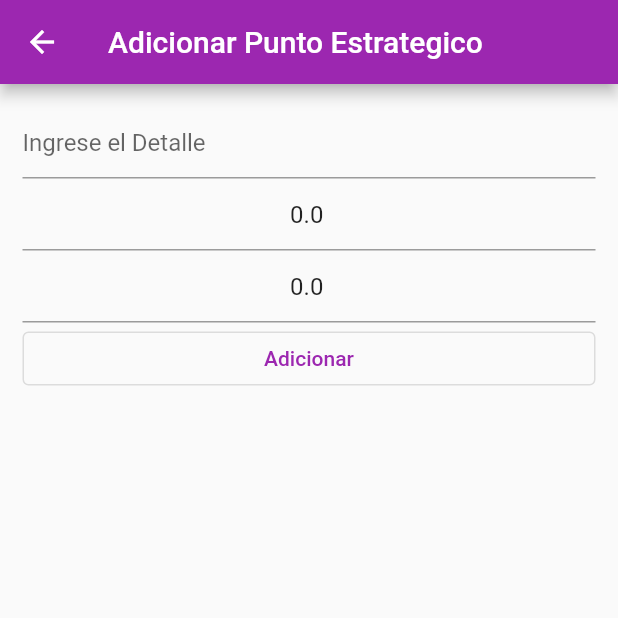
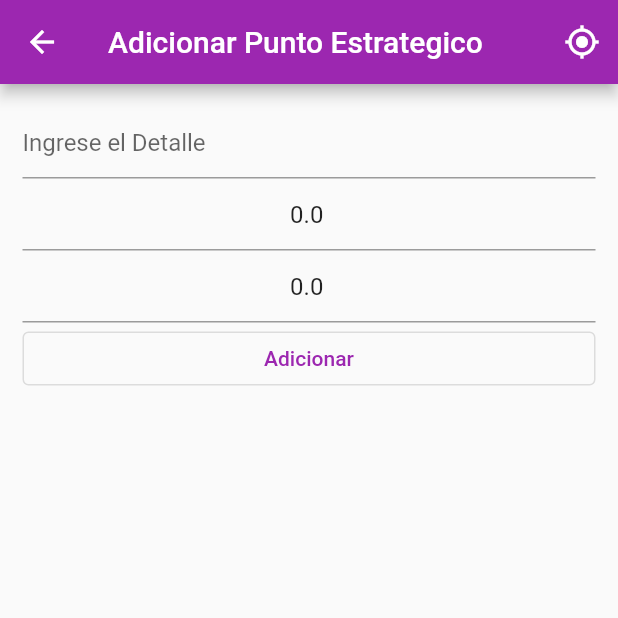
Before and after one commit to alexvacca25/crud_local, a Flutter app: the AddApunte screen opened by its route, after a tap on "Adicionar", on a phone screen of 412 x 824 dp, the top half of it. Run offline on Flutter 3.47's test engine with Material 2 defaults, Android fonts, the phone set to English and light mode, and no system bars; our stand-ins replace get, location, sqflite; accounts and stored records are empty.

Commit message:
Gestion GPS

```diff
--- a/lib/main.dart
+++ b/lib/main.dart
@@ -1,10 +1,12 @@
 import 'package:crud_local/domain/controller/controlapuntes.dart';
+import 'package:crud_local/domain/controller/controlgps.dart';
 import 'package:flutter/material.dart';
 import 'package:get/get.dart';
 
 import 'ui/app.dart';
 
 void main() {
+  Get.put(ControlGps());
   Get.put(ControlApuntes());
   runApp(const App());
 }
--- a/lib/ui/pages/add.dart
+++ b/lib/ui/pages/add.dart
@@ -1,4 +1,5 @@
 import 'package:crud_local/domain/controller/controlapuntes.dart';
+import 'package:crud_local/domain/controller/controlgps.dart';
 import 'package:flutter/material.dart';
 import 'package:get/get.dart';
 
@@ -11,6 +12,7 @@ class AddApunte extends StatefulWidget {
 
 class _AddApunteState extends State<AddApunte> {
   ControlApuntes ca = Get.find();
+  ControlGps cu = Get.find();
   TextEditingController detalle = TextEditingController();
   TextEditingController lat = TextEditingController(text: '0.0');
   TextEditingController lon = TextEditingController(text: '0.0');
@@ -20,6 +22,16 @@ class _AddApunteState extends State<AddApunte> {
     return Scaffold(
       appBar: AppBar(
         title: const Text('Adicionar Punto Estrategico'),
+        actions: [
+          IconButton(
+              onPressed: () {
+                cu.obtenerubicacion().then((value) {
+                  lon.text = cu.Lon;
+                  lat.text = cu.Lat;
+                });
+              },
+              icon: const Icon(Icons.gps_fixed))
+        ],
       ),
       body: Padding(
         padding: const EdgeInsets.all(15.0),
@@ -41,7 +53,9 @@ class _AddApunteState extends State<AddApunte> {
             ),
             OutlinedButton(
                 onPressed: () {
-                  ca.addApuntes(detalle.text, lon.text, lat.text);
+                  ca
+                      .addApuntes(detalle.text, lon.text, lat.text)
+                      .then((value) => ca.consultaGral());
                   detalle.clear();
                 },
                 child: const Text('Adicionar'))
--- a/lib/ui/pages/home.dart
+++ b/lib/ui/pages/home.dart
@@ -1,3 +1,4 @@
+import 'package:crud_local/domain/controller/controlapuntes.dart';
 import 'package:flutter/material.dart';
 import 'package:get/get.dart';
 
@@ -9,12 +10,31 @@ class Home extends StatefulWidget {
 }
 
 class _HomeState extends State<Home> {
+  ControlApuntes ca = Get.find();
   @override
   Widget build(BuildContext context) {
+    ca.consultaGral().then((value) => print(ca.listaDetalle));
+
     return Scaffold(
       appBar: AppBar(
         title: const Text('Gestion de Puntos Geograficos'),
       ),
+      body: Obx(() => ListView.builder(
+          itemCount: ca.listaDetalle?.length ?? 0,
+          itemBuilder: (context, i) {
+            return ListTile(
+              title: Text(ca.listaDetalle![i]['detalle']),
+              subtitle: Text(
+                  'Lon: ${ca.listaDetalle![i]['lon']} - Lat: ${ca.listaDetalle![i]['lat']}'),
+              trailing: IconButton(
+                  onPressed: () {
+                    ca
+                        .delApuntes(ca.listaDetalle![i]['id'])
+                        .then((value) => ca.consultaGral());
+                  },
+                  icon: const Icon(Icons.delete)),
+            );
+          })),
       floatingActionButton: FloatingActionButton(
         onPressed: () {
           Get.toNamed('/adicionar');
--- a/pubspec.yaml
+++ b/pubspec.yaml
@@ -36,6 +36,7 @@ dependencies:
   cupertino_icons: ^1.0.2
   get: ^4.6.5
   sqflite: ^2.0.3+1
+  location: ^4.4.0
 
 dev_dependencies:
   flutter_test:
```
Also changed, not shown: lib/domain/controller/controlgps.dart (added, +38 -0 lines), pubspec.lock, 2 other files.
